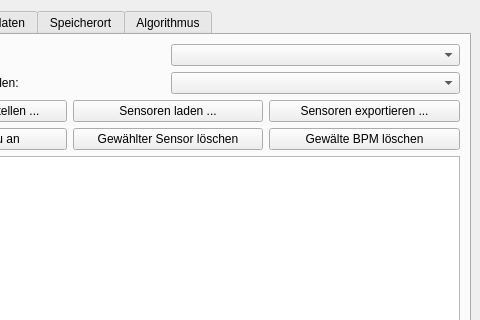
The window that main/resources/base/badPixelMainWindow.ui (TrandyAndy/Bad-Pixel) describes before a commit, drawn with Qt 5; both pictures show x 144 to 624 and y 0 to 320 of the 624 by 607 pixel window.
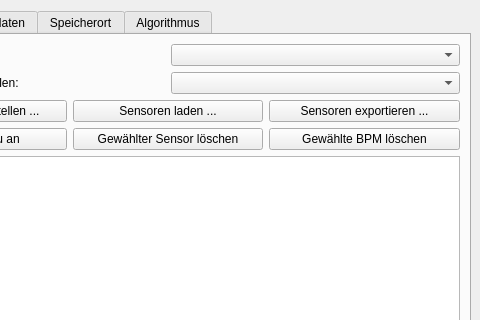
The same window after the commit.

Commit message: Die Main bisschen entschlackt und aufgeräumgt

What changed in the file:
```diff
--- a/main/resources/base/badPixelMainWindow.ui
+++ b/main/resources/base/badPixelMainWindow.ui
@@ -109,7 +109,7 @@
             <item>
              <widget class="QPushButton" name="pushButtonBPMBPMLoeschen">
               <property name="text">
-               <string>Gewälte BPM löschen</string>
+               <string>Gewählte BPM löschen</string>
               </property>
              </widget>
             </item>
```
The commit also changes 1 other file.
